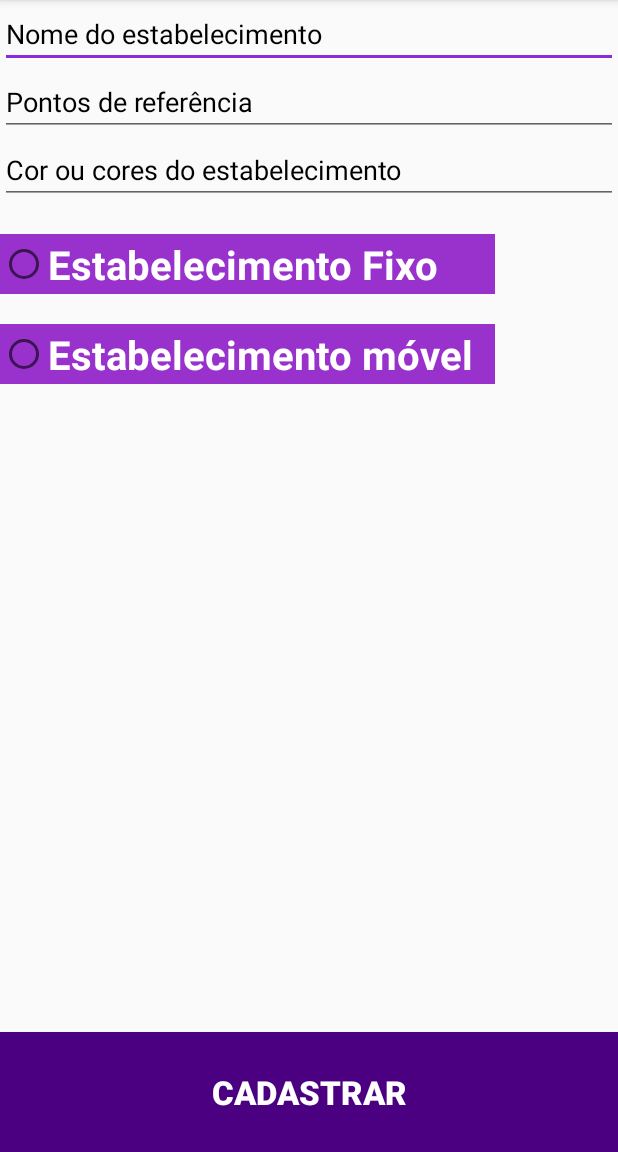
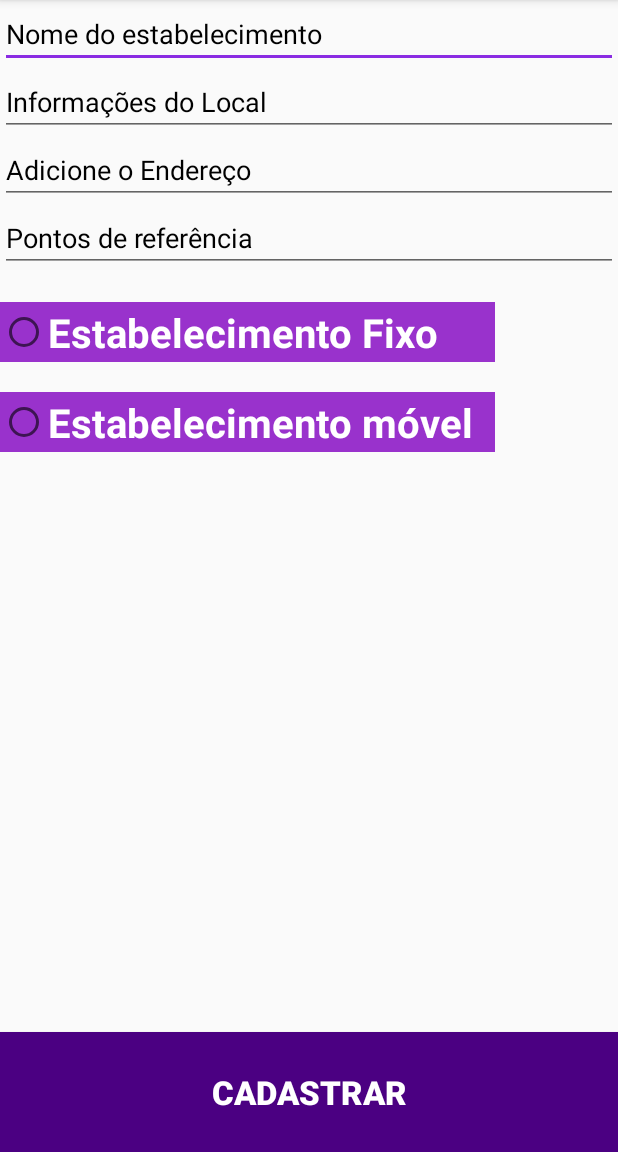
Before and after one commit to Laura-Oliveira/acheiAqui, an Android app: the screen it shows after launch (RegisterShopActivity), on a phone screen of 412 x 824 dp, the part 84-1236 px from its top. Run offline under Robolectric (Android 15) with nearby library versions, the phone set to English and light mode, and no system bars; our stand-ins replace Firebase (no records; nobody signed in at launch, a user with empty details on screens opened directly).

Commit message:
cadastro de shop com firebase

```diff
--- a/app/build.gradle
+++ b/app/build.gradle
@@ -26,8 +26,11 @@ dependencies {
 
     implementation 'com.android.support:appcompat-v7:27.1.1'
     implementation 'com.android.support.constraint:constraint-layout:1.1.0'
+    implementation 'com.google.firebase:firebase-database:11.8.0'
     testImplementation 'junit:junit:4.12'
     androidTestImplementation 'com.android.support.test:runner:1.0.2'
     androidTestImplementation 'com.android.support.test.espresso:espresso-core:3.0.2'
     implementation 'com.android.support:design:27.1.1'
 }
+
+apply plugin: 'com.google.gms.google-services'
--- a/app/src/main/java/acheiaqui/com/acheiaqui/HomeActivity.java
+++ b/app/src/main/java/acheiaqui/com/acheiaqui/HomeActivity.java
@@ -11,9 +11,9 @@ public class HomeActivity extends AppCompatActivity
 {
 
     private static final Shop[] nameShop = {
-            new Shop("Catatau", "O mestre dos salgados"),
-            new Shop("Hamburgao do Roberto Carlos", "O Rei dos hamburguers"),
-            new Shop("Barraquinha da Tia", "A tia que sempre tem aquele guaraná do Amazonas")
+            /*new Shop("Catatau", "O mestre dos salgados", "Galandru"),
+            new Shop("Hamburgao do Roberto Carlos", "O Rei dos hamburguers", "Cair Paravel"),
+            new Shop("Barraquinha da Tia", "A tia que sempre tem aquele guaraná do Amazonas", "Moria")*/
     };
 
     @Override
--- a/app/src/main/res/layout/activity_register_shop.xml
+++ b/app/src/main/res/layout/activity_register_shop.xml
@@ -20,6 +20,29 @@
         android:textColorHint="@color/cor_texto" />
 
     <EditText
+        android:id="@+id/shop_info"
+        android:layout_width="match_parent"
+        android:layout_height="wrap_content"
+        android:hint="Informações do Local"
+        android:inputType="text"
+        android:maxLines="1"
+        android:singleLine="true"
+        android:textColor="@color/cor_texto"
+        android:textColorHint="@color/cor_texto"
+        />
+
+    <EditText
+        android:id="@+id/shop_address"
+        android:layout_width="match_parent"
+        android:layout_height="wrap_content"
+        android:hint="Adicione o Endereço"
+        android:inputType="text"
+        android:maxLines="1"
+        android:singleLine="true"
+        android:textColor="@color/cor_texto"
+        android:textColorHint="@color/cor_texto" />
+
+    <EditText
         android:id="@+id/reference_point"
         android:layout_width="match_parent"
         android:layout_height="wrap_content"
@@ -29,18 +52,6 @@
         android:singleLine="true"
         android:textColor="@color/cor_texto"
         android:textColorHint="@color/cor_texto" />
-
-        <EditText
-            android:id="@+id/shop_color"
-            android:layout_width="match_parent"
-            android:layout_height="wrap_content"
-            android:hint="@string/shop_color"
-            android:inputType="text"
-            android:maxLines="1"
-            android:singleLine="true"
-            android:textColor="@color/cor_texto"
-            android:textColorHint="@color/cor_texto"
-            />
 
 
     <RadioGroup
--- a/build.gradle
+++ b/build.gradle
@@ -12,6 +12,7 @@ buildscript {
 
         // NOTE: Do not place your application dependencies here; they belong
         // in the individual module build.gradle files
+        classpath 'com.google.gms:google-services:3.1.1'
     }
 }
 
```
Also changed, not shown: app/src/main/java/acheiaqui/com/acheiaqui/RegisterShopActivity.java (+28 -7 lines), app/src/main/java/acheiaqui/com/acheiaqui/Shop.java (+19 -4 lines), 1026 other files. Lines whose indentation alone changed are shown as unchanged.
